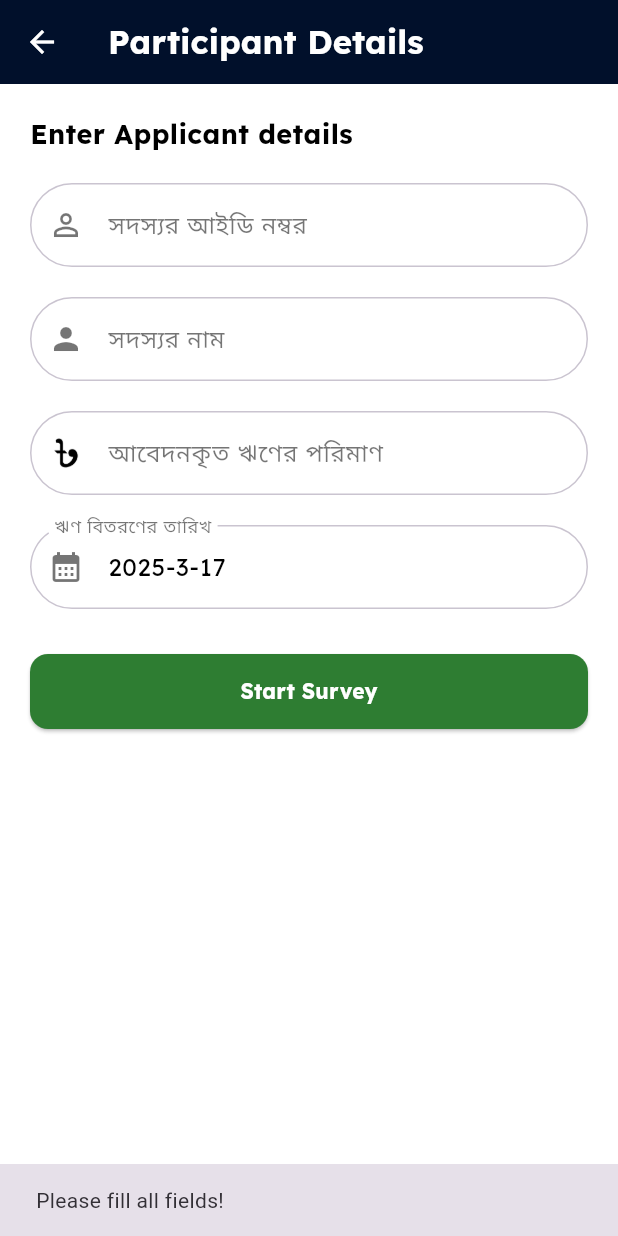
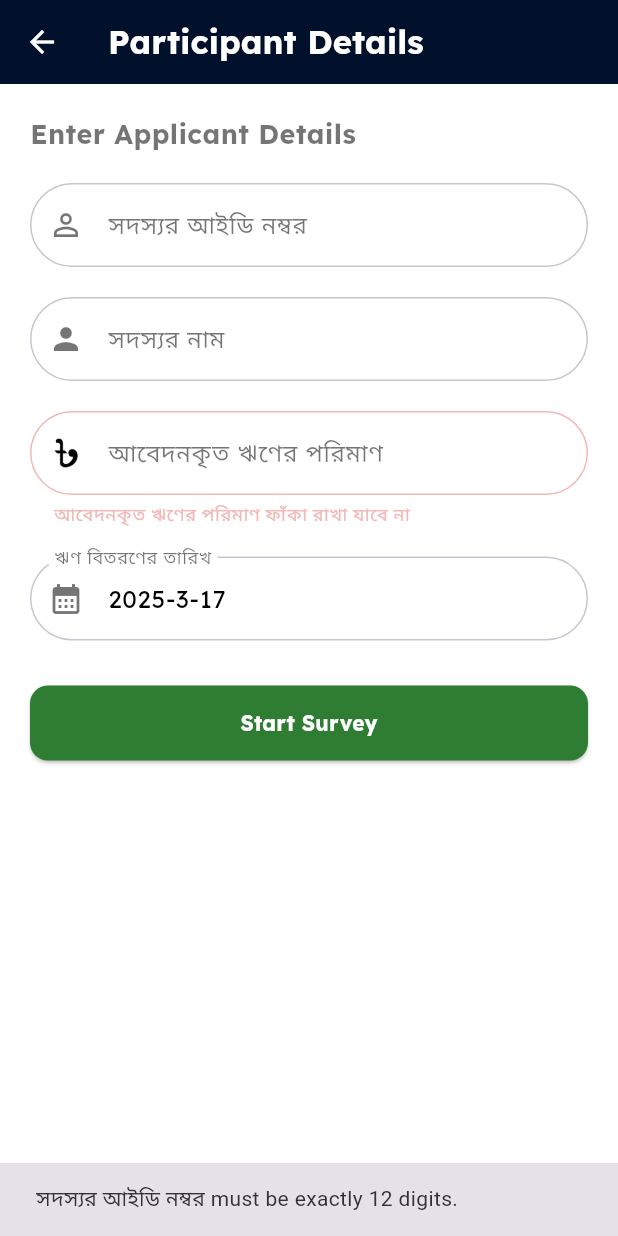
Before and after one commit to saikot19/fin_Score, a Flutter app: the FormScreen screen opened by its route, after a tap on "Start Survey", on a phone screen of 412 x 824 dp. Run offline on Flutter 3.47's test engine with Material 3 defaults, Android fonts, the phone set to English and light mode, and no system bars; our stand-ins replace animate_do, flutter_animate, google_fonts, shared_preferences; accounts and stored records are empty.

Commit message:
form validation added

```diff
--- a/lib/screens/form_screen.dart
+++ b/lib/screens/form_screen.dart
@@ -3,10 +3,9 @@ import 'package:flutter/services.dart';
 import 'package:provider/provider.dart';
 import 'package:google_fonts/google_fonts.dart';
 import '../state_management/survey_provider.dart';
-import '../state_management/user_provider.dart'; // Import UserProvider
+import '../state_management/user_provider.dart';
 import 'survey_screen.dart';
 import 'package:animate_do/animate_do.dart';
-import '../services/api_service.dart';
 
 class FormScreen extends StatefulWidget {
   const FormScreen({Key? key}) : super(key: key);
@@ -24,7 +23,6 @@ class _FormScreenState extends State<FormScreen> {
   @override
   void initState() {
     super.initState();
-    // Set the default date as the present date
     loanDateController.text =
         "${DateTime.now().year}-${DateTime.now().month}-${DateTime.now().day}";
   }
@@ -38,13 +36,11 @@ class _FormScreenState extends State<FormScreen> {
           title: Text(
             "Participant Details",
             style: GoogleFonts.lexendDeca(
-                fontWeight: FontWeight.bold,
-                color: const Color.fromARGB(255, 255, 255, 255)),
+                fontWeight: FontWeight.bold, color: Colors.white),
           ),
-          backgroundColor: const Color.fromARGB(255, 1, 16, 43),
+          backgroundColor: const Color(0xFF01102B),
           elevation: 0,
-          iconTheme:
-              const IconThemeData(color: Color.fromARGB(255, 255, 255, 255)),
+          iconTheme: const IconThemeData(color: Colors.white),
         ),
         body: Padding(
           padding: const EdgeInsets.all(20.0),
@@ -53,35 +49,36 @@ class _FormScreenState extends State<FormScreen> {
             children: [
               FadeInDown(
                 child: Text(
-                  "Enter Applicant details",
+                  "Enter Applicant Details",
                   style: GoogleFonts.lexendDeca(
                       fontSize: 18,
                       fontWeight: FontWeight.bold,
-                      color: Colors.black),
+                      color: Colors.black54),
                 ),
               ),
               const SizedBox(height: 20),
               _buildTextField(
-                memberIdController,
-                "সদস্যর আইডি নম্বর",
-                Icons.perm_identity,
-                TextInputType.number,
-                [LengthLimitingTextInputFormatter(12)], // Limit to 12 digits
+                controller: memberIdController,
+                label: "সদস্যর আইডি নম্বর",
+                icon: Icons.perm_identity,
+                keyboardType: TextInputType.number,
+                inputFormatters: [
+                  LengthLimitingTextInputFormatter(12),
+                  FilteringTextInputFormatter.digitsOnly,
+                ],
               ),
               const SizedBox(height: 20),
               _buildTextField(
-                memberNameController,
-                "সদস্যর নাম",
-                Icons.person,
-                TextInputType.text,
+                controller: memberNameController,
+                label: "সদস্যর নাম",
+                icon: Icons.person,
+                keyboardType: TextInputType.text,
+                inputFormatters: [
+                  FilteringTextInputFormatter.allow(RegExp(r'^[a-zA-Z\s]+$')),
+                ],
               ),
               const SizedBox(height: 20),
-              _buildTextFieldWithImageIcon(
-                loanAmountController,
-                "আবেদনকৃত ঋণের পরিমাণ",
-                "assets/logo/taka.png",
-                TextInputType.number,
-              ),
+              _buildLoanAmountField(),
               const SizedBox(height: 20),
               _buildDatePickerField(),
               const SizedBox(height: 30),
@@ -114,13 +111,13 @@ class _FormScreenState extends State<FormScreen> {
     );
   }
 
-  Widget _buildTextField(
-    TextEditingController controller,
-    String label,
-    IconData icon, [
+  Widget _buildTextField({
+    required TextEditingController controller,
+    required String label,
+    required IconData icon,
     TextInputType keyboardType = TextInputType.text,
     List<TextInputFormatter>? inputFormatters,
-  ]) {
+  }) {
     return FadeInLeft(
       child: TextField(
         controller: controller,
@@ -142,21 +139,16 @@ class _FormScreenState extends State<FormScreen> {
     );
   }
 
-  Widget _buildTextFieldWithImageIcon(
-    TextEditingController controller,
-    String label,
-    String imagePath, [
-    TextInputType keyboardType = TextInputType.text,
-  ]) {
+  Widget _buildLoanAmountField() {
     return FadeInLeft(
       child: TextField(
-        controller: controller,
+        controller: loanAmountController,
         decoration: InputDecoration(
           prefixIcon: Padding(
             padding: const EdgeInsets.all(12.0),
-            child: Image.asset(imagePath, width: 24, height: 24),
+            child: Image.asset("assets/logo/taka.png", width: 24, height: 24),
           ),
-          labelText: label,
+          labelText: "আবেদনকৃত ঋণের পরিমাণ",
           labelStyle: GoogleFonts.lexendDeca(color: Colors.black54),
           filled: true,
           fillColor: Colors.white,
@@ -164,11 +156,35 @@ class _FormScreenState extends State<FormScreen> {
             borderRadius: BorderRadius.circular(30),
             borderSide: const BorderSide(color: Colors.black54),
           ),
+          errorText: _validateLoanAmount(loanAmountController.text),
         ),
-        keyboardType: keyboardType,
+        keyboardType: TextInputType.number,
         style: GoogleFonts.lexendDeca(color: Colors.black),
+        inputFormatters: [
+          FilteringTextInputFormatter.digitsOnly,
+          LengthLimitingTextInputFormatter(7), // Restrict to 7 digits
+        ],
+        onChanged: (value) {
+          setState(() {
+            // Trigger validation on change
+          });
+        },
       ),
     );
+  }
+
+  String? _validateLoanAmount(String value) {
+    if (value.isEmpty) {
+      return "আবেদনকৃত ঋণের পরিমাণ ফাঁকা রাখা যাবে না"; // Loan amount cannot be empty
+    }
+    int amount = int.tryParse(value) ?? 0;
+    if (amount < 5000) {
+      return "আবেদনকৃত ঋণের পরিমাণ অন্তত ৫,000 BDT হতে হবে"; // Must be at least 5000 BDT
+    }
+    if (amount > 2500000) {
+      return "সর্বাধিক ঋণের পরিমাণ ২৫,00,000 BDT হতে পারে"; // Max limit is 25,00,000 BDT
+    }
+    return null; // No error
   }
 
   Widget _buildDatePickerField() {
@@ -213,51 +229,27 @@ class _FormScreenState extends State<FormScreen> {
     String memberName = memberNameController.text.trim();
     String loanDate = loanDateController.text.trim();
 
-    if (memberId.isNotEmpty &&
-        memberName.isNotEmpty &&
-        loanAmountController.text.isNotEmpty &&
-        loanDate.isNotEmpty) {
     if (memberId.length != 12) {
-        ScaffoldMessenger.of(context).showSnackBar(
-          const SnackBar(content: Text("সদস্যর আইডি নম্বর must be 12 digits.")),
-        );
+      _showError("সদস্যর আইডি নম্বর must be exactly 12 digits.");
       return;
     }
 
     if (!RegExp(r'^[a-zA-Z\s]+$').hasMatch(memberName)) {
-        ScaffoldMessenger.of(context).showSnackBar(
-          const SnackBar(
-              content: Text(
-                  "সদস্যর নাম cannot contain special characters or numbers.")),
-        );
+      _showError("সদস্যর নাম cannot contain numbers or special characters.");
       return;
     }
 
-      try {
-        double loanAmount = double.parse(loanAmountController.text.trim());
-        if (loanAmount < 5000) {
-          ScaffoldMessenger.of(context).showSnackBar(
-            const SnackBar(
-                content:
-                    Text("আবেদনকৃত ঋণের পরিমাণ must be more than 5000tk.")),
-          );
+    int loanAmount = int.tryParse(loanAmountController.text.trim()) ?? 0;
+    if (loanAmount < 5000 || loanAmount > 2500000) {
+      _showError(
+          "আবেদনকৃত ঋণের পরিমাণ must be between 5,000 and 25,00,000 BDT.");
       return;
     }
 
-        // Log form fill-up response
-        debugPrint("Form Fill-up Response:");
-        debugPrint("Member ID: $memberId");
-        debugPrint("Member Name: $memberName");
-        debugPrint("Loan Amount: $loanAmount");
-        debugPrint("Loan Date: $loanDate");
+    final userProvider = Provider.of<UserProvider>(context, listen: false);
+    final branchId = userProvider.userInfo?['branch_id'] ?? 0;
 
-        final userProvider = Provider.of<UserProvider>(context, listen: false);
-        final branchId = userProvider.userInfo?['branch_id'];
-
-        // Clear previous survey responses
-        final surveyProvider =
-            Provider.of<SurveyProvider>(context, listen: false);
-        surveyProvider.clearResponses();
+    Provider.of<SurveyProvider>(context, listen: false).clearResponses();
 
     Navigator.push(
       context,
@@ -265,24 +257,17 @@ class _FormScreenState extends State<FormScreen> {
         builder: (context) => SurveyScreen(
           memberId: memberId,
           memberName: memberName,
-              branchId: branchId ??
-                  0, // Replace with actual branch ID from login API response
-              loanAmount: loanAmount,
-              loanDate: loanDate, // Pass loan date if needed
-              initialSegmentId: 1, // Start from the first segment
+          branchId: branchId,
+          loanAmount: loanAmount.toDouble(),
+          loanDate: loanDate,
+          initialSegmentId: 1,
         ),
       ),
     );
-      } catch (e) {
-        ScaffoldMessenger.of(context).showSnackBar(
-          const SnackBar(
-              content: Text("Invalid input! Please check the fields.")),
-        );
   }
-    } else {
-      ScaffoldMessenger.of(context).showSnackBar(
-        const SnackBar(content: Text("Please fill all fields!")),
-      );
+
+  void _showError(String message) {
+    ScaffoldMessenger.of(context)
+        .showSnackBar(SnackBar(content: Text(message)));
   }
 }
-}
--- a/lib/screens/question_answer_view.dart
+++ b/lib/screens/question_answer_view.dart
@@ -2,6 +2,7 @@ import 'package:flutter/material.dart';
 import 'package:provider/provider.dart';
 import '../state_management/survey_provider.dart';
 import '../models/question_model.dart';
+import 'package:shared_preferences/shared_preferences.dart';
 
 class QuestionAnswerView extends StatelessWidget {
   const QuestionAnswerView({Key? key}) : super(key: key);
--- a/lib/services/api_service.dart
+++ b/lib/services/api_service.dart
@@ -3,7 +3,7 @@ import 'package:flutter/material.dart';
 import 'package:http/http.dart' as http;
 
 class ApiService {
-  final String baseUrl = 'https://finscore.cdipits.com/api/v1';
+  final String baseUrl = 'http://4.194.252.166/credit-scroring/api/v1';
 
   /// User Login API
   Future<Map<String, dynamic>?> login(String email, String password) async {
--- a/lib/state_management/survey_provider.dart
+++ b/lib/state_management/survey_provider.dart
@@ -1,5 +1,6 @@
 import 'package:flutter/material.dart';
 import 'dart:convert'; // Import the dart:convert library for JSON encoding
+import 'package:shared_preferences/shared_preferences.dart';
 import '../models/question_model.dart';
 import '../services/api_service.dart';
 
@@ -20,6 +21,10 @@ class SurveyProvider extends ChangeNotifier {
   ApiService get apiService => _apiService; // Add getter for ApiService
   Map<String, dynamic>? get userInfo => _userInfo; // Add getter for userInfo
 
+  SurveyProvider() {
+    _loadUser(); // Auto-load user on app start
+  }
+
   Future<void> login(String email, String password) async {
     _isLoading = true;
     notifyListeners();
@@ -29,6 +34,7 @@ class SurveyProvider extends ChangeNotifier {
       if (response != null) {
         _userInfo = response;
         _clearSessionData(); // Clear session data when a new user logs in
+        await _saveUser(); // Save user info for auto-login
         notifyListeners();
       } else {
         debugPrint("Login failed.");
@@ -41,6 +47,27 @@ class SurveyProvider extends ChangeNotifier {
     }
   }
 
+  Future<void> _saveUser() async {
+    SharedPreferences prefs = await SharedPreferences.getInstance();
+    await prefs.setString('user_info', jsonEncode(_userInfo));
+  }
+
+  Future<void> _loadUser() async {
+    SharedPreferences prefs = await SharedPreferences.getInstance();
+    String? userData = prefs.getString('user_info');
+    if (userData != null) {
+      _userInfo = jsonDecode(userData);
+      notifyListeners();
+    }
+  }
+
+  void logout() async {
+    _userInfo = null;
+    notifyListeners();
+    SharedPreferences prefs = await SharedPreferences.getInstance();
+    await prefs.remove('user_info');
+  }
+
   void _clearSessionData() {
     _surveyQuestions = [];
     _surveys = [];
@@ -49,13 +76,12 @@ class SurveyProvider extends ChangeNotifier {
 
   Future<void> fetchSurveyQuestions(int segmentId) async {
     _isLoading = true;
-    notifyListeners();
+    Future.microtask(() => notifyListeners()); // Prevent error
 
     try {
       final rawQuestions = await _apiService.fetchSurveyQuestions(segmentId);
       debugPrint("Fetched Questions for Segment $segmentId: $rawQuestions");
 
-      // Ensure _surveyQuestions is always a valid list
       _surveyQuestions = rawQuestions.isNotEmpty
           ? rawQuestions.map((q) => Question.fromJson(q)).toList()
           : [];
@@ -67,7 +93,7 @@ class SurveyProvider extends ChangeNotifier {
       debugPrint("Error fetching questions: $e");
     } finally {
       _isLoading = false;
-      notifyListeners();
+      Future.microtask(() => notifyListeners()); // Prevent error
     }
   }
 
@@ -79,7 +105,8 @@ class SurveyProvider extends ChangeNotifier {
 
       final linkedQuestion = Question.fromJson(rawQuestion);
       _surveyQuestions.add(linkedQuestion);
-      notifyListeners();
+
+      Future.microtask(() => notifyListeners()); // Prevent error
     } catch (e) {
       debugPrint("Error fetching linked question: $e");
     }
--- a/lib/state_management/user_provider.dart
+++ b/lib/state_management/user_provider.dart
@@ -1,11 +1,18 @@
 import 'package:flutter/material.dart';
+import 'package:shared_preferences/shared_preferences.dart';
+import 'dart:convert';
 
 class UserProvider extends ChangeNotifier {
   Map<String, dynamic>? _userInfo;
 
   Map<String, dynamic>? get userInfo => _userInfo;
 
-  void login(int userId, int branchId, String userName, String branchName) {
+  UserProvider() {
+    _loadUser();
+  }
+
+  void login(
+      int userId, int branchId, String userName, String branchName) async {
     _userInfo = {
       'user_id': userId,
       'branch_id': branchId,
@@ -13,10 +20,27 @@ class UserProvider extends ChangeNotifier {
       'branch_name': branchName,
     };
     notifyListeners();
+
+    // Save user data to SharedPreferences
+    SharedPreferences prefs = await SharedPreferences.getInstance();
+    await prefs.setString('user_info', jsonEncode(_userInfo));
   }
 
-  void logout() {
+  void logout() async {
     _userInfo = null;
     notifyListeners();
+
+    // Remove user data from SharedPreferences
+    SharedPreferences prefs = await SharedPreferences.getInstance();
+    await prefs.remove('user_info');
+  }
+
+  Future<void> _loadUser() async {
+    SharedPreferences prefs = await SharedPreferences.getInstance();
+    String? userData = prefs.getString('user_info');
+    if (userData != null) {
+      _userInfo = jsonDecode(userData);
+      notifyListeners();
+    }
   }
 }
```
Also changed, not shown: pubspec.lock. Lines whose indentation alone changed are shown as unchanged.
